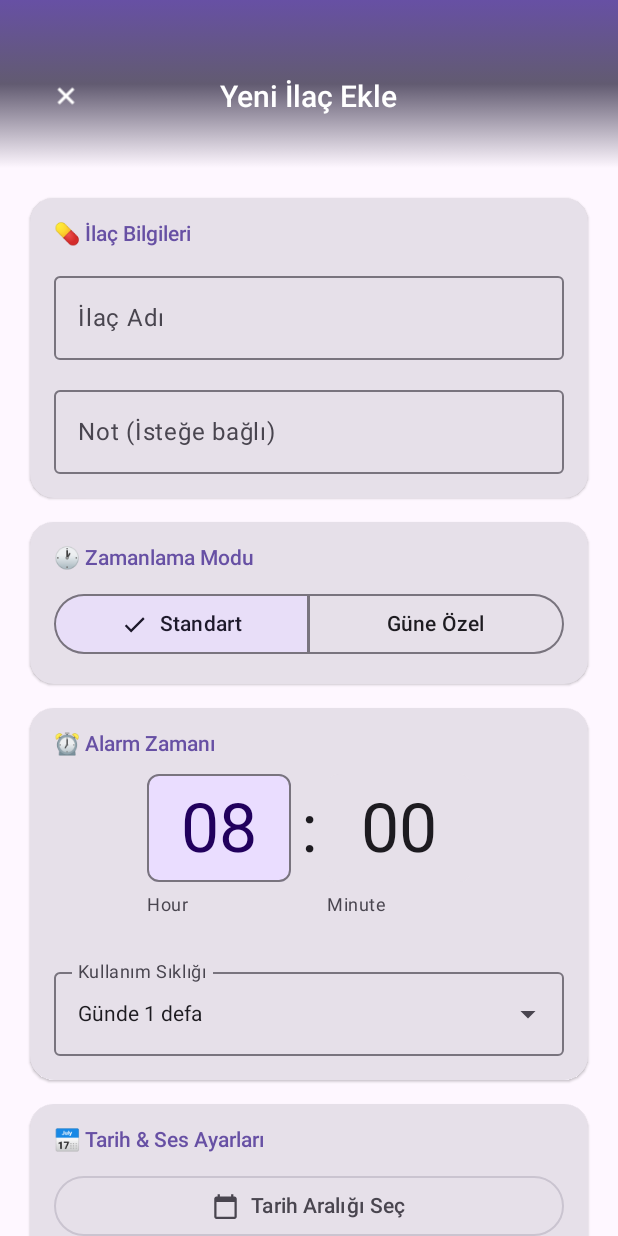
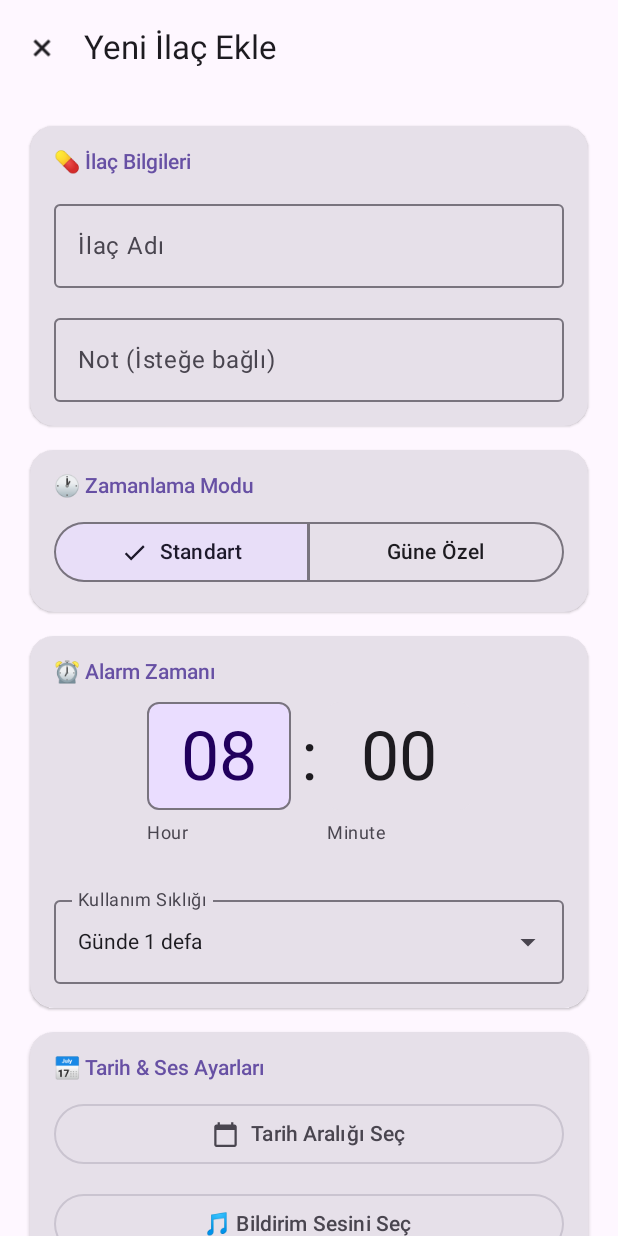
Before and after one commit to ARafiY/IlacTakip-kotlin, an Android app built with Jetpack Compose: the screen it shows after launch (AddMedicineActivity), after a tap on "Yeni İlaç Ekle", on a phone screen of 412 x 824 dp. Run offline under Robolectric (Android 15) with nearby library versions, the light colour scheme and no system bars; missing, so only their content is drawn: IlacTakipTheme.

Commit message:
Native M3 top app bars + edge-to-edge; fix clipped Save button text
Headers -> real Material3 app bars (option 1, user's choice):
- MainActivity: custom primary->secondary gradient banner replaced with
  a LargeTopAppBar that collapses on scroll (exitUntilCollapsedScrollBehavior
  + nestedScroll), like Google's own apps. The "Sağlığınız bizim önceliğimiz"
  tagline is dropped - a large app bar has no natural subtitle slot; say if
  you want it back.
- AddMedicineActivity: gradient banner + hand-placed X/title replaced with a
  TopAppBar (navigationIcon = the 45°-rotated ic_add as a close ×, title).
- Both call enableEdgeToEdge() so the app bar's surface color sits correctly
  behind the (now transparent) status bar - the thing that actually makes it
  read as native M3. FAB dropped its explicit primary color to use M3's
  default primaryContainer.

Fix Save button clipped text: modifier had .height(56.dp) BEFORE
.padding(top=8,bottom=24), so height fixed the box at 56dp total and padding
then ate ~32dp of it, leaving ~24dp for content -> "İlacı Kaydet" was
vertically clipped. Reordered so padding is outer margin and height(56dp) is
the button's own height.

Verified: assembleDebug + testDebugUnitTest green (91 tests). Visual result
still needs an on-device look (no emulator here).

```diff
--- a/app/src/main/java/com/YucelDigital/ilactakip/AddMedicineActivity.kt
+++ b/app/src/main/java/com/YucelDigital/ilactakip/AddMedicineActivity.kt
@@ -9,9 +9,9 @@ import android.os.Bundle
 import android.widget.Toast
 import androidx.activity.compose.rememberLauncherForActivityResult
 import androidx.activity.compose.setContent
+import androidx.activity.enableEdgeToEdge
 import androidx.activity.result.contract.ActivityResultContracts
 import androidx.appcompat.app.AppCompatActivity
-import androidx.compose.foundation.background
 import androidx.compose.foundation.layout.Arrangement
 import androidx.compose.foundation.layout.Box
 import androidx.compose.foundation.layout.Column
@@ -54,6 +54,7 @@ import androidx.compose.material3.Text
 import androidx.compose.material3.TextButton
 import androidx.compose.material3.TimeInput
 import androidx.compose.material3.TimePicker
+import androidx.compose.material3.TopAppBar
 import androidx.compose.material3.rememberDateRangePickerState
 import androidx.compose.material3.rememberTimePickerState
 import androidx.compose.runtime.Composable
@@ -68,8 +69,6 @@ import androidx.compose.runtime.setValue
 import androidx.compose.ui.Alignment
 import androidx.compose.ui.Modifier
 import androidx.compose.ui.draw.rotate
-import androidx.compose.ui.graphics.Brush
-import androidx.compose.ui.graphics.Color
 import androidx.compose.ui.platform.LocalContext
 import androidx.compose.ui.res.painterResource
 import androidx.compose.ui.text.font.FontWeight
@@ -89,6 +88,7 @@ class AddMedicineActivity : AppCompatActivity() {
 
     override fun onCreate(savedInstanceState: Bundle?) {
         super.onCreate(savedInstanceState)
+        enableEdgeToEdge()
 
         val editingMedicine = intent.getSerializableExtra("edit_medicine") as? Medicine
         isEditMode = editingMedicine != null
@@ -438,51 +438,32 @@ private fun AddMedicineScreen(
         }
     }
 
-    Scaffold { padding ->
+    Scaffold(
+        topBar = {
+            TopAppBar(
+                title = { Text(if (isEditMode) "İlacı Düzenle" else "Yeni İlaç Ekle") },
+                navigationIcon = {
+                    IconButton(onClick = onBack) {
+                        Icon(
+                            painter = painterResource(R.drawable.ic_add),
+                            contentDescription = "Kapat",
+                            // 45° döndürülmüş "+" ikonu bir "×" (kapat) simgesi veriyor —
+                            // ayrı bir kapat vektörü eklemeye gerek kalmıyor.
+                            modifier = Modifier.rotate(45f),
+                        )
+                    }
+                },
+            )
+        },
+    ) { padding ->
         Column(
             modifier = Modifier
                 .fillMaxSize()
-                .background(MaterialTheme.colorScheme.background)
                 .padding(padding)
-                .verticalScroll(rememberScrollState()),
+                .verticalScroll(rememberScrollState())
+                .padding(20.dp),
         ) {
-            // Header
-            Box(
-                modifier = Modifier
-                    .fillMaxWidth()
-                    // Son durak arka plan rengi: header'ın altındaki sayfayla sert bir
-                    // kesim yerine yumuşak bir geçişle "eriyerek" birleşmesi için.
-                    .background(
-                        Brush.verticalGradient(
-                            listOf(
-                                MaterialTheme.colorScheme.primary,
-                                MaterialTheme.colorScheme.secondary,
-                                MaterialTheme.colorScheme.background,
-                            ),
-                        ),
-                    )
-                    .padding(horizontal = 20.dp)
-                    .padding(top = 40.dp, bottom = 24.dp),
-            ) {
-                IconButton(onClick = onBack, modifier = Modifier.align(Alignment.CenterStart)) {
-                    Icon(
-                        painter = painterResource(R.drawable.ic_add),
-                        contentDescription = "Geri",
-                        tint = Color.White,
-                        modifier = Modifier.rotate(45f),
-                    )
-                }
-                Text(
-                    text = if (isEditMode) "İlacı Düzenle" else "Yeni İlaç Ekle",
-                    color = Color.White,
-                    fontSize = 20.sp,
-                    fontWeight = FontWeight.Medium,
-                    modifier = Modifier.align(Alignment.Center),
-                )
-            }
-
-            Column(modifier = Modifier.padding(20.dp)) {
-                FormCard(title = "💊 İlaç Bilgileri") {
+            FormCard(title = "💊 İlaç Bilgileri") {
                     OutlinedTextField(
                         value = state.name,
                         onValueChange = {
@@ -649,8 +630,13 @@ private fun AddMedicineScreen(
                     onClick = onSave,
                     modifier = Modifier
                         .fillMaxWidth()
-                        .height(56.dp)
-                        .padding(top = 8.dp, bottom = 24.dp),
+                        // padding'i height'tan ÖNCE veriyoruz: aksi halde height(56dp) önce
+                        // uygulanıp toplam yüksekliği 56dp'ye sabitliyor, sonra padding onun
+                        // içinden ~32dp yiyor ve butona metin için sadece ~24dp kalıyordu
+                        // (yazı dikey kırpılıyordu). Bu sırada padding dış boşluk (margin),
+                        // height ise butonun kendi yüksekliği olur.
+                        .padding(top = 8.dp, bottom = 24.dp)
+                        .height(56.dp),
                     // Şekli elle vermiyoruz: M3'ün varsayılan (hap/stadium) buton şekli
                     // aşağıdaki OutlinedButton'larla ve segmented button'la aynı — böylece
                     // ekrandaki tüm butonlar tutarlı, tasarlanmış bir aile gibi görünüyor.
@@ -661,7 +647,6 @@ private fun AddMedicineScreen(
                         fontWeight = FontWeight.Medium,
                     )
                 }
-            }
         }
     }
 
--- a/app/src/main/java/com/YucelDigital/ilactakip/MainActivity.kt
+++ b/app/src/main/java/com/YucelDigital/ilactakip/MainActivity.kt
@@ -14,6 +14,7 @@ import android.os.Bundle
 import android.provider.Settings
 import android.widget.Toast
 import androidx.activity.compose.setContent
+import androidx.activity.enableEdgeToEdge
 import androidx.activity.result.contract.ActivityResultContracts
 import androidx.appcompat.app.AlertDialog
 import androidx.appcompat.app.AppCompatActivity
@@ -40,13 +41,16 @@ import androidx.compose.material3.Card
 import androidx.compose.material3.CardDefaults
 import androidx.compose.material3.Checkbox
 import androidx.compose.material3.CheckboxDefaults
+import androidx.compose.material3.ExperimentalMaterial3Api
 import androidx.compose.material3.FloatingActionButton
 import androidx.compose.material3.Icon
+import androidx.compose.material3.LargeTopAppBar
 import androidx.compose.material3.MaterialTheme
 import androidx.compose.material3.Scaffold
 import androidx.compose.material3.Switch
 import androidx.compose.material3.Text
 import androidx.compose.material3.TextButton
+import androidx.compose.material3.TopAppBarDefaults
 import androidx.compose.runtime.Composable
 import androidx.compose.runtime.getValue
 import androidx.compose.runtime.mutableStateListOf
@@ -55,8 +59,8 @@ import androidx.compose.runtime.remember
 import androidx.compose.runtime.setValue
 import androidx.compose.ui.Alignment
 import androidx.compose.ui.Modifier
-import androidx.compose.ui.graphics.Brush
 import androidx.compose.ui.graphics.Color
+import androidx.compose.ui.input.nestedscroll.nestedScroll
 import androidx.compose.ui.res.colorResource
 import androidx.compose.ui.res.painterResource
 import androidx.compose.ui.text.font.FontWeight
@@ -103,6 +107,7 @@ class MainActivity : AppCompatActivity() {
 
     override fun onCreate(savedInstanceState: Bundle?) {
         super.onCreate(savedInstanceState)
+        enableEdgeToEdge()
 
         loadData()
 
@@ -440,6 +445,7 @@ class MainActivity : AppCompatActivity() {
 //  COMPOSE UI
 // ══════════════════════════════════════════════════════════════
 
+@OptIn(ExperimentalMaterial3Api::class)
 @Composable
 private fun MainScreen(
     medicines: List<Medicine>,
@@ -449,32 +455,40 @@ private fun MainScreen(
     onTakenChanged: (Medicine, Boolean) -> Unit,
     onDeleteConfirmed: (Medicine) -> Unit,
 ) {
+    // Büyük başlık, aşağı kaydırınca yumuşakça küçük bir çubuğa çöker — Google'ın kendi
+    // uygulamalarındaki (Saat, Ayarlar) native M3 davranışı.
+    val scrollBehavior = TopAppBarDefaults.exitUntilCollapsedScrollBehavior()
+
     Scaffold(
-        containerColor = MaterialTheme.colorScheme.background,
+        modifier = Modifier.nestedScroll(scrollBehavior.nestedScrollConnection),
+        topBar = {
+            LargeTopAppBar(
+                title = { Text("İlaç Takip") },
+                scrollBehavior = scrollBehavior,
+            )
+        },
         floatingActionButton = {
-            FloatingActionButton(
-                onClick = onAddClick,
-                containerColor = MaterialTheme.colorScheme.primary,
-                contentColor = MaterialTheme.colorScheme.onPrimary,
-            ) {
+            FloatingActionButton(onClick = onAddClick) {
                 Icon(painterResource(R.drawable.ic_add), contentDescription = "Yeni İlaç Ekle")
             }
         },
-    ) { padding ->
-        Column(
+    ) { innerPadding ->
+        if (medicines.isEmpty()) {
+            EmptyState(
                 modifier = Modifier
                     .fillMaxSize()
-                .padding(padding),
-        ) {
-            Header()
-
-            if (medicines.isEmpty()) {
-                EmptyState(modifier = Modifier.weight(1f))
+                    .padding(innerPadding),
+            )
         } else {
             LazyColumn(
-                    modifier = Modifier.weight(1f),
-                    contentPadding = PaddingValues(start = 16.dp, top = 16.dp, end = 16.dp, bottom = 80.dp),
-                    verticalArrangement = Arrangement.spacedBy(20.dp),
+                modifier = Modifier.fillMaxSize(),
+                contentPadding = PaddingValues(
+                    start = 16.dp,
+                    end = 16.dp,
+                    top = innerPadding.calculateTopPadding() + 8.dp,
+                    bottom = innerPadding.calculateBottomPadding() + 96.dp,
+                ),
+                verticalArrangement = Arrangement.spacedBy(16.dp),
             ) {
                 itemsIndexed(medicines) { index, medicine ->
                     MedicineCard(
@@ -487,38 +501,6 @@ private fun MainScreen(
                 }
             }
         }
-        }
-    }
-}
-
-@Composable
-private fun Header() {
-    val primary = MaterialTheme.colorScheme.primary
-    val secondary = MaterialTheme.colorScheme.secondary
-    val onPrimary = MaterialTheme.colorScheme.onPrimary
-    val background = MaterialTheme.colorScheme.background
-
-    Column(
-        modifier = Modifier
-            .fillMaxWidth()
-            // Son durak arka plan rengi: header'ın altındaki sayfayla sert bir kesim
-            // yerine yumuşak bir geçişle "eriyerek" birleşmesi için.
-            .background(Brush.verticalGradient(listOf(primary, secondary, background)))
-            .padding(horizontal = 24.dp)
-            .padding(top = 48.dp, bottom = 24.dp),
-    ) {
-        Text(
-            text = "💊 İlaç Takip",
-            color = onPrimary,
-            fontSize = 32.sp,
-            fontWeight = FontWeight.Medium,
-        )
-        Spacer(Modifier.height(4.dp))
-        Text(
-            text = "Sağlığınız bizim önceliğimiz",
-            color = onPrimary.copy(alpha = 0.7f),
-            fontSize = 14.sp,
-        )
     }
 }
 
```
Lines whose indentation alone changed are shown as unchanged.
